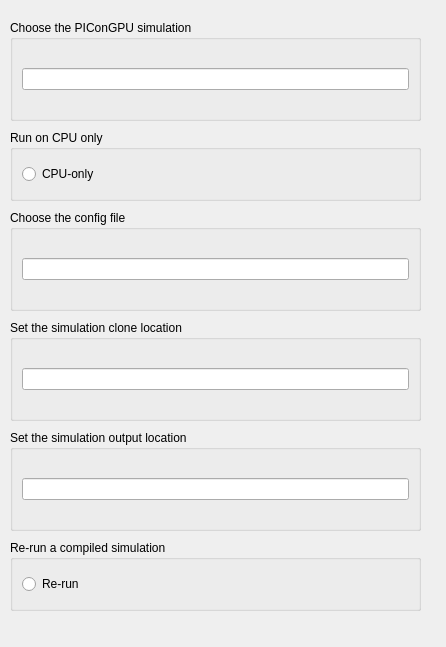
SCIInstitute/SCIRun, file src/Interface/Modules/ParticleInCell/PIConGPUDialog.ui: the form before one commit.
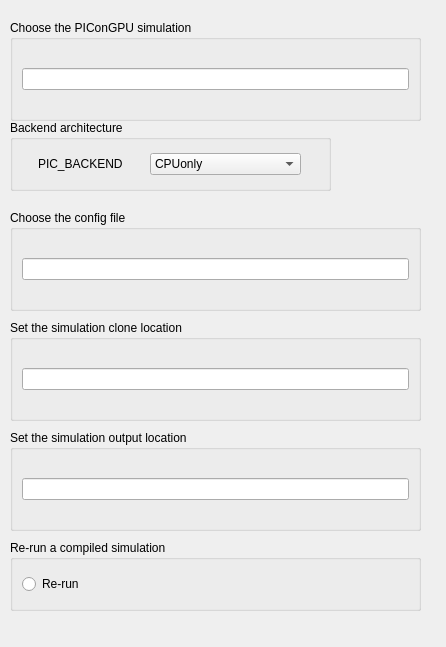
The form after the commit.

Commit message: new UI for PIC_BACKEND selection

Diff of the .ui file:
```diff
--- a/src/Interface/Modules/ParticleInCell/PIConGPUDialog.ui
+++ b/src/Interface/Modules/ParticleInCell/PIConGPUDialog.ui
@@ -123,19 +123,84 @@
    <property name="geometry">
     <rect>
      <x>10</x>
-     <y>130</y>
-     <width>411</width>
+     <y>120</y>
+     <width>321</width>
      <height>71</height>
     </rect>
    </property>
    <property name="title">
-    <string>Run on CPU only</string>
+    <string>Backend architecture</string>
    </property>
-   <layout class="QVBoxLayout" name="verticalLayout_7">
-    <item>
-     <widget class="QRadioButton" name="CPUonly_">
+   <layout class="QGridLayout" name="gridLayout_3">
+    <item row="0" column="1">
+     <widget class="QComboBox" name="backEnd_">
+      <property name="enabled">
+       <bool>true</bool>
+      </property>
+      <property name="sizePolicy">
+       <sizepolicy hsizetype="Fixed" vsizetype="Fixed">
+        <horstretch>0</horstretch>
+        <verstretch>0</verstretch>
+       </sizepolicy>
+      </property>
+      <property name="maximumSize">
+       <size>
+        <width>151</width>
+        <height>16777215</height>
+       </size>
+      </property>
+      <property name="layoutDirection">
+       <enum>Qt::LeftToRight</enum>
+      </property>
+      <item>
+       <property name="text">
+        <string>CPUonly</string>
+       </property>
+      </item>
+      <item>
+       <property name="text">
+        <string>GTX1070</string>
+       </property>
+      </item>
+      <item>
+       <property name="text">
+        <string>GTX2060</string>
+       </property>
+      </item>
+      <item>
+       <property name="text">
+        <string>RTX3060</string>
+       </property>
+      </item>
+      <item>
+       <property name="text">
+        <string>RTX4090</string>
+       </property>
+      </item>
+     </widget>
+    </item>
+    <item row="0" column="0">
+     <widget class="QLabel" name="label_6">
+      <property name="sizePolicy">
+       <sizepolicy hsizetype="Ignored" vsizetype="Preferred">
+        <horstretch>0</horstretch>
+        <verstretch>0</verstretch>
+       </sizepolicy>
+      </property>
+      <property name="minimumSize">
+       <size>
+        <width>1</width>
+        <height>0</height>
+       </size>
+      </property>
+      <property name="maximumSize">
+       <size>
+        <width>90</width>
+        <height>16777215</height>
+       </size>
+      </property>
       <property name="text">
-       <string>CPU-only</string>
+       <string>PIC_BACKEND</string>
       </property>
      </widget>
     </item>
```
The commit also changes 7 other files.
